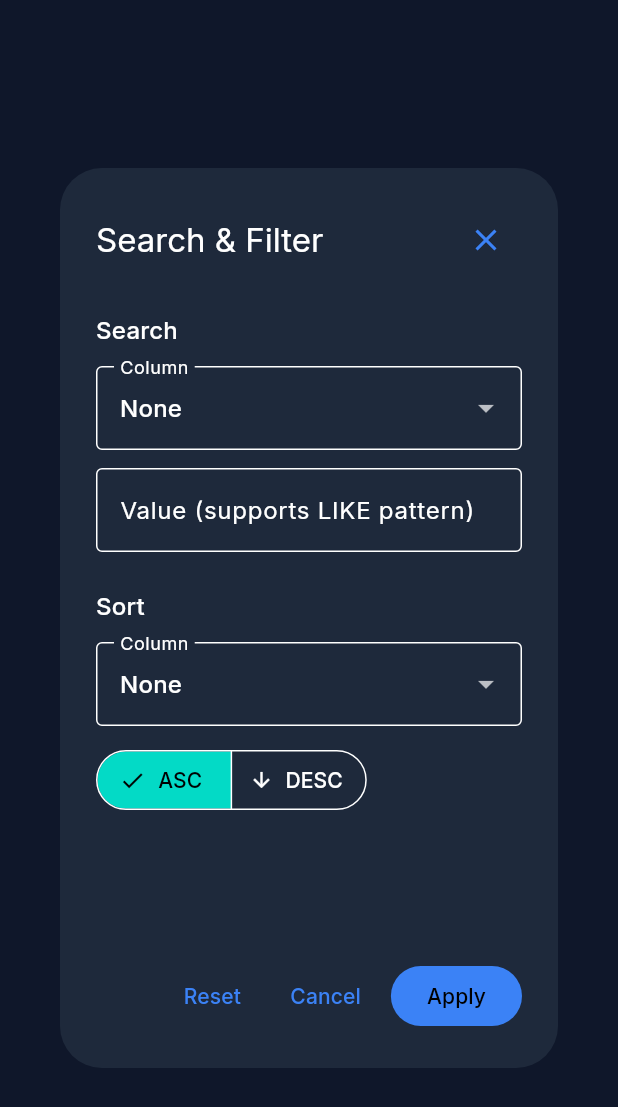
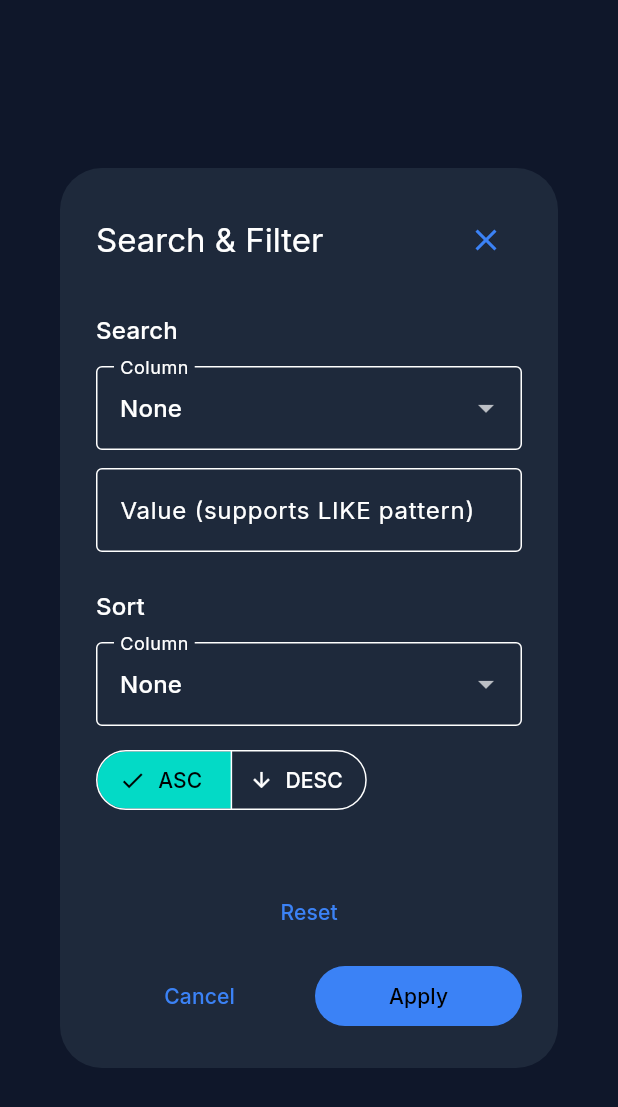
Before and after one commit to sajidalianjum/fluxlyn, a Flutter app: the TableSearchDialog widget shown alone on an empty page, opened directly with empty values, on a phone screen of 412 x 824 dp. Shown: the top 1107 px of the screen. Run offline on Flutter 3.47's test engine with Material 3 defaults, Android fonts, the phone set to English and light mode, and no system bars; our stand-ins replace data_table_2, flutter_highlight, flutter_local_notifications, google_fonts, hive, hive_flutter; missing offline and left inert: dartssh2, file_selector, flutter_code_editor, highlight, mysql_dart; accounts and stored records are empty.

Commit message:
Fix the overflow in search dialog

```diff
--- a/lib/src/features/dashboard/presentation/dialogs/table_search_dialog.dart
+++ b/lib/src/features/dashboard/presentation/dialogs/table_search_dialog.dart
@@ -76,9 +76,12 @@ class _TableSearchDialogState extends State<TableSearchDialog> {
             Row(
               mainAxisAlignment: MainAxisAlignment.spaceBetween,
               children: [
-                Text(
+                Flexible(
+                  child: Text(
                     'Search & Filter',
                     style: Theme.of(context).textTheme.titleLarge,
+                    overflow: TextOverflow.ellipsis,
+                  ),
                 ),
                 IconButton(
                   onPressed: () => Navigator.of(context).pop(),
@@ -101,6 +104,7 @@ class _TableSearchDialogState extends State<TableSearchDialog> {
                     const SizedBox(height: 12),
                     DropdownButtonFormField<String>(
                       value: _searchColumn,
+                      isExpanded: true,
                       decoration: const InputDecoration(
                         labelText: 'Column',
                         border: OutlineInputBorder(),
@@ -114,7 +118,7 @@ class _TableSearchDialogState extends State<TableSearchDialog> {
                         ...widget.columns.map((col) {
                           return DropdownMenuItem<String>(
                             value: col,
-                            child: Text(col),
+                            child: Text(col, overflow: TextOverflow.ellipsis),
                           );
                         }),
                       ],
@@ -142,6 +146,7 @@ class _TableSearchDialogState extends State<TableSearchDialog> {
                     const SizedBox(height: 12),
                     DropdownButtonFormField<String>(
                       value: _sortColumn,
+                      isExpanded: true,
                       decoration: const InputDecoration(
                         labelText: 'Column',
                         border: OutlineInputBorder(),
@@ -155,7 +160,7 @@ class _TableSearchDialogState extends State<TableSearchDialog> {
                         ...widget.columns.map((col) {
                           return DropdownMenuItem<String>(
                             value: col,
-                            child: Text(col),
+                            child: Text(col, overflow: TextOverflow.ellipsis),
                           );
                         }),
                       ],
@@ -192,10 +197,18 @@ class _TableSearchDialogState extends State<TableSearchDialog> {
             ),
             const SizedBox(height: 24),
 
-            Row(
+            LayoutBuilder(
+              builder: (context, constraints) {
+                final isWide = constraints.maxWidth > 350;
+
+                return isWide
+                    ? Row(
                         mainAxisAlignment: MainAxisAlignment.end,
                         children: [
-                TextButton(onPressed: _handleReset, child: const Text('Reset')),
+                          TextButton(
+                            onPressed: _handleReset,
+                            child: const Text('Reset'),
+                          ),
                           const SizedBox(width: 8),
                           TextButton(
                             onPressed: () => Navigator.of(context).pop(),
@@ -207,6 +220,38 @@ class _TableSearchDialogState extends State<TableSearchDialog> {
                             child: const Text('Apply'),
                           ),
                         ],
+                      )
+                    : Column(
+                        crossAxisAlignment: CrossAxisAlignment.stretch,
+                        children: [
+                          SizedBox(
+                            width: double.infinity,
+                            child: TextButton(
+                              onPressed: _handleReset,
+                              child: const Text('Reset'),
+                            ),
+                          ),
+                          const SizedBox(height: 8),
+                          Row(
+                            children: [
+                              Expanded(
+                                child: TextButton(
+                                  onPressed: () => Navigator.of(context).pop(),
+                                  child: const Text('Cancel'),
+                                ),
+                              ),
+                              const SizedBox(width: 8),
+                              Expanded(
+                                child: FilledButton(
+                                  onPressed: _handleApply,
+                                  child: const Text('Apply'),
+                                ),
+                              ),
+                            ],
+                          ),
+                        ],
+                      );
+              },
             ),
           ],
         ),
```
Lines whose indentation alone changed are shown as unchanged.
